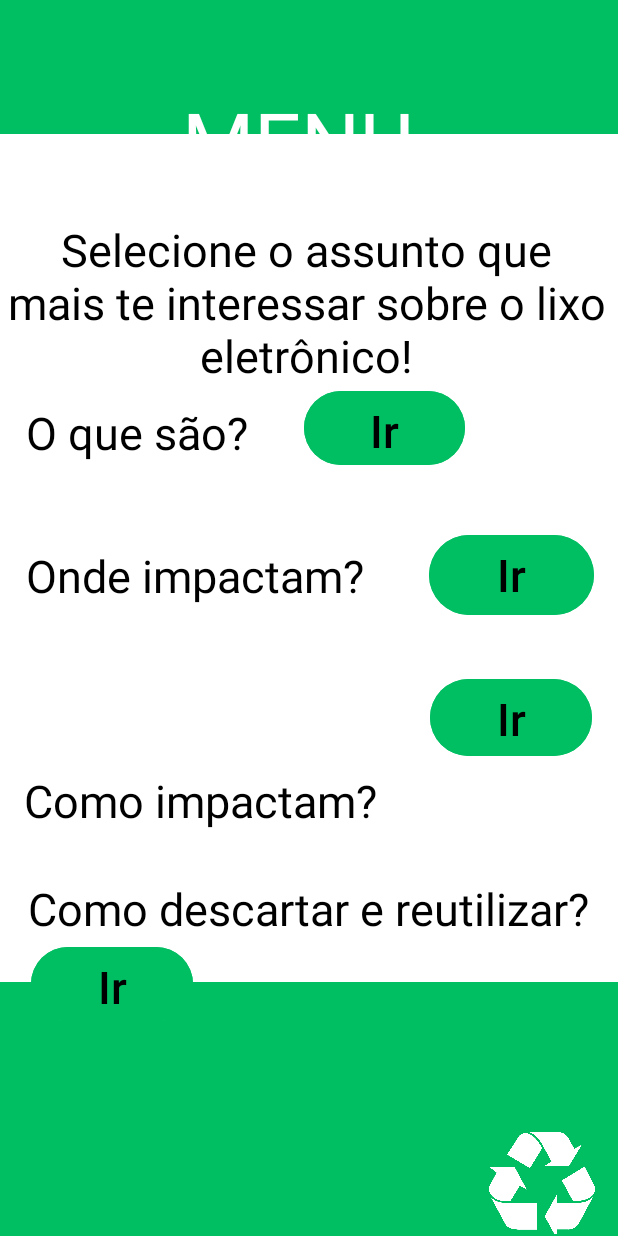
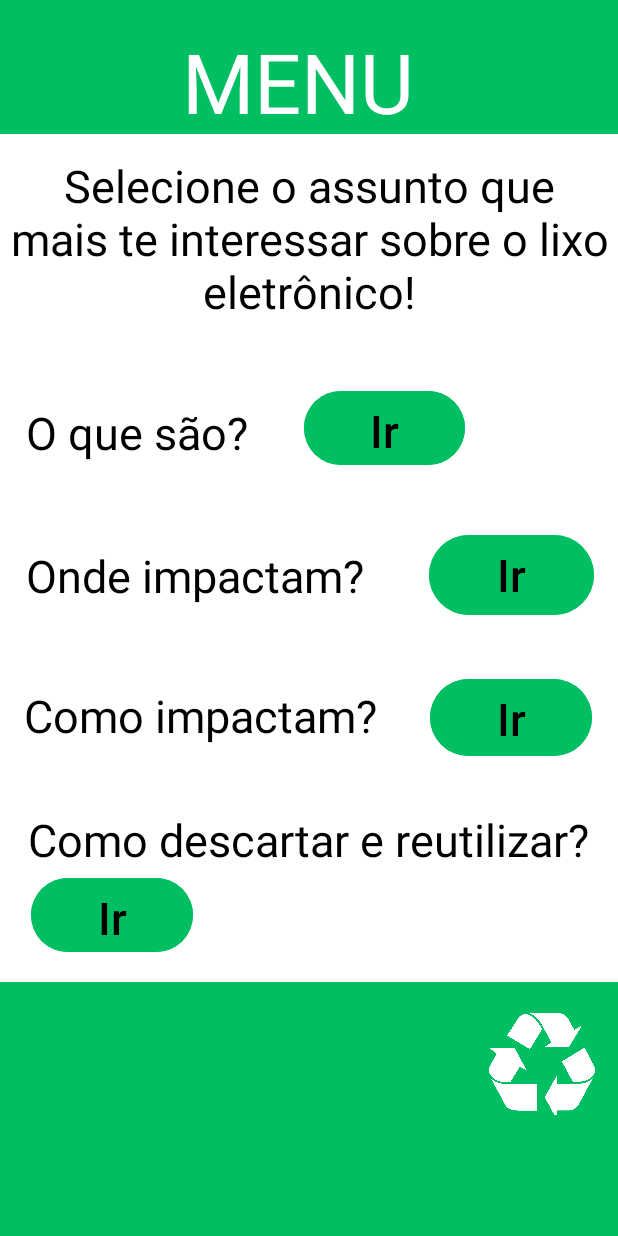
Before and after one commit to MilitaoMatheus/TechTrash_2.0, an Android app: the TelaMenu screen opened directly, with no data from a screen before it, on a phone screen of 412 x 824 dp. Run offline under Robolectric (Android 15) with nearby library versions, the phone set to English and light mode, and no system bars; Roboto replaces fonts that are not available here.

Commit message:
Alteração teste em uma tela

```diff
--- a/app/src/main/res/layout/activity_tela_menu.xml
+++ b/app/src/main/res/layout/activity_tela_menu.xml
@@ -41,7 +41,7 @@
         android:layout_marginBottom="364dp"
         android:backgroundTint="@color/green"
         android:onClick="transicao2"
-        android:text="@string/app_ir"
+        android:text="@string/app_ir2"
         android:textColor="@color/black"
         android:textSize="30sp"
         app:layout_constraintBottom_toBottomOf="parent"
@@ -60,7 +60,7 @@
         app:layout_constraintHorizontal_bias="1.0"
         app:layout_constraintStart_toStartOf="parent"
         app:layout_constraintTop_toTopOf="parent"
-        app:layout_constraintVertical_bias="1.0"
+        app:layout_constraintVertical_bias="0.059"
         app:srcCompat="@drawable/reciclagem1" />
 
     <TextView
@@ -76,8 +76,10 @@
         android:textSize="55sp"
         app:layout_constraintBottom_toBottomOf="parent"
         app:layout_constraintEnd_toEndOf="parent"
+        app:layout_constraintHorizontal_bias="0.111"
         app:layout_constraintStart_toStartOf="parent"
-        app:layout_constraintTop_toTopOf="parent" />
+        app:layout_constraintTop_toTopOf="parent"
+        app:layout_constraintVertical_bias="0.077" />
 
     <TextView
         android:id="@+id/idtxtintroducao"
@@ -87,7 +89,7 @@
         android:layout_marginBottom="850dp"
         android:text="@string/app_textomenu"
         android:textAlignment="center"
-        android:textSize="29dp"
+        android:textSize="29sp"
         app:layout_constraintBottom_toBottomOf="parent"
         app:layout_constraintEnd_toEndOf="parent"
         app:layout_constraintStart_toStartOf="parent"
@@ -105,7 +107,7 @@
         android:text="@string/app_oquee"
         android:textColor="@color/black"
         android:textColorHighlight="@color/black"
-        android:textSize="30dp"
+        android:textSize="30sp"
         app:layout_constraintBottom_toBottomOf="parent"
         app:layout_constraintEnd_toEndOf="parent"
         app:layout_constraintStart_toStartOf="parent"
@@ -121,11 +123,13 @@
         android:layout_marginBottom="152dp"
         android:text="@string/app_descarte"
         android:textColor="@color/black"
-        android:textSize="30dp"
+        android:textSize="30sp"
         app:layout_constraintBottom_toBottomOf="parent"
         app:layout_constraintEnd_toEndOf="parent"
+        app:layout_constraintHorizontal_bias="0.529"
         app:layout_constraintStart_toStartOf="parent"
-        app:layout_constraintTop_toTopOf="parent" />
+        app:layout_constraintTop_toTopOf="parent"
+        app:layout_constraintVertical_bias="0.0" />
 
     <TextView
         android:id="@+id/txtlugimp"
@@ -137,7 +141,7 @@
         android:layout_marginBottom="374dp"
         android:text="@string/app_ondeimpac"
         android:textColor="@color/black"
-        android:textSize="30dp"
+        android:textSize="30sp"
         app:layout_constraintBottom_toBottomOf="parent"
         app:layout_constraintEnd_toEndOf="parent"
         app:layout_constraintStart_toStartOf="parent"
@@ -153,13 +157,13 @@
         android:layout_marginBottom="270dp"
         android:text="@string/app_comoimpac"
         android:textColor="@color/black"
-        android:textSize="30dp"
+        android:textSize="30sp"
         app:layout_constraintBottom_toBottomOf="parent"
         app:layout_constraintEnd_toEndOf="parent"
         app:layout_constraintHorizontal_bias="0.0"
         app:layout_constraintStart_toStartOf="parent"
         app:layout_constraintTop_toTopOf="parent"
-        app:layout_constraintVertical_bias="1.0" />
+        app:layout_constraintVertical_bias="0.381" />
 
     <TextView
         android:id="@+id/txtoptions"
@@ -176,8 +180,10 @@
         android:textSize="30sp"
         app:layout_constraintBottom_toBottomOf="parent"
         app:layout_constraintEnd_toEndOf="parent"
+        app:layout_constraintHorizontal_bias="0.0"
         app:layout_constraintStart_toStartOf="parent"
-        app:layout_constraintTop_toTopOf="parent" />
+        app:layout_constraintTop_toTopOf="parent"
+        app:layout_constraintVertical_bias="0.04" />
 
     <Button
         android:id="@+id/btnir1"
@@ -189,7 +195,7 @@
         android:layout_marginBottom="464dp"
         android:backgroundTint="@color/green"
         android:onClick="transicao1"
-        android:text="@string/app_ir"
+        android:text="@string/app_ir1"
         android:textColor="@color/black"
         android:textSize="30sp"
         app:layout_constraintBottom_toBottomOf="parent"
@@ -207,7 +213,7 @@
         android:layout_marginBottom="270dp"
         android:backgroundTint="@color/green"
         android:onClick="transicao3"
-        android:text="@string/app_ir"
+        android:text="@string/app_ir3"
         android:textColor="@color/black"
         android:textSize="30sp"
         app:layout_constraintBottom_toBottomOf="parent"
@@ -225,12 +231,14 @@
         android:layout_marginBottom="93dp"
         android:backgroundTint="@color/green"
         android:onClick="transicao4"
-        android:text="@string/app_ir"
+        android:text="@string/app_ir4"
         android:textColor="@color/black"
         android:textSize="30sp"
         app:layout_constraintBottom_toBottomOf="parent"
         app:layout_constraintEnd_toEndOf="parent"
+        app:layout_constraintHorizontal_bias="1.0"
         app:layout_constraintStart_toStartOf="parent"
-        app:layout_constraintTop_toTopOf="parent" />
+        app:layout_constraintTop_toTopOf="parent"
+        app:layout_constraintVertical_bias="0.0" />
 
 </androidx.constraintlayout.widget.ConstraintLayout>
--- a/app/src/main/res/values/strings.xml
+++ b/app/src/main/res/values/strings.xml
@@ -10,7 +10,10 @@
     <string name="logoreciclagem" />
     <string name="app_voltar">Voltar</string>
     <string name="descarte_reutiizcao">Descarte e Reutilização</string>
-    <string name="app_ir">Ir</string>
+    <string name="app_ir1">Ir</string>
+    <string name="app_ir2">Ir</string>
+    <string name="app_ir3">Ir</string>
+    <string name="app_ir4">Ir</string>
     <string name="info_oque1">Lixo eletrônico é todo e qualquer lixo que se deriva de eletrônicos: geladeiras e freezers, microondas, cafeteiras, ventiladores, televisões, celulares, entre outros</string>
     <string name="info_ondImpac">Por conta de grande parte do lixo eletrônico conter muito metal pesado, acaba afetando diretamente na saúde pública, podendo contaminar o solo, fauna e flora, e até mesmo diminuir o tempo de vida de um aterro sanitário.</string>
     <string name="info_comoImpac">O Brasil é o quinto maior produtor de lixo eletrônico do mundo, com China, India, Japão e Estados Unidos na frente, e milhares de pessoas nem sabem qual o efeito do lixo eletronico no meio ambiente, devido à falta de informação.</string>
```
Also changed, not shown: app/src/main/res/layout/activity_como_impac.xml (+13 -3 lines), app/src/main/res/layout/activity_tela_oque.xml (+9 -3 lines).
